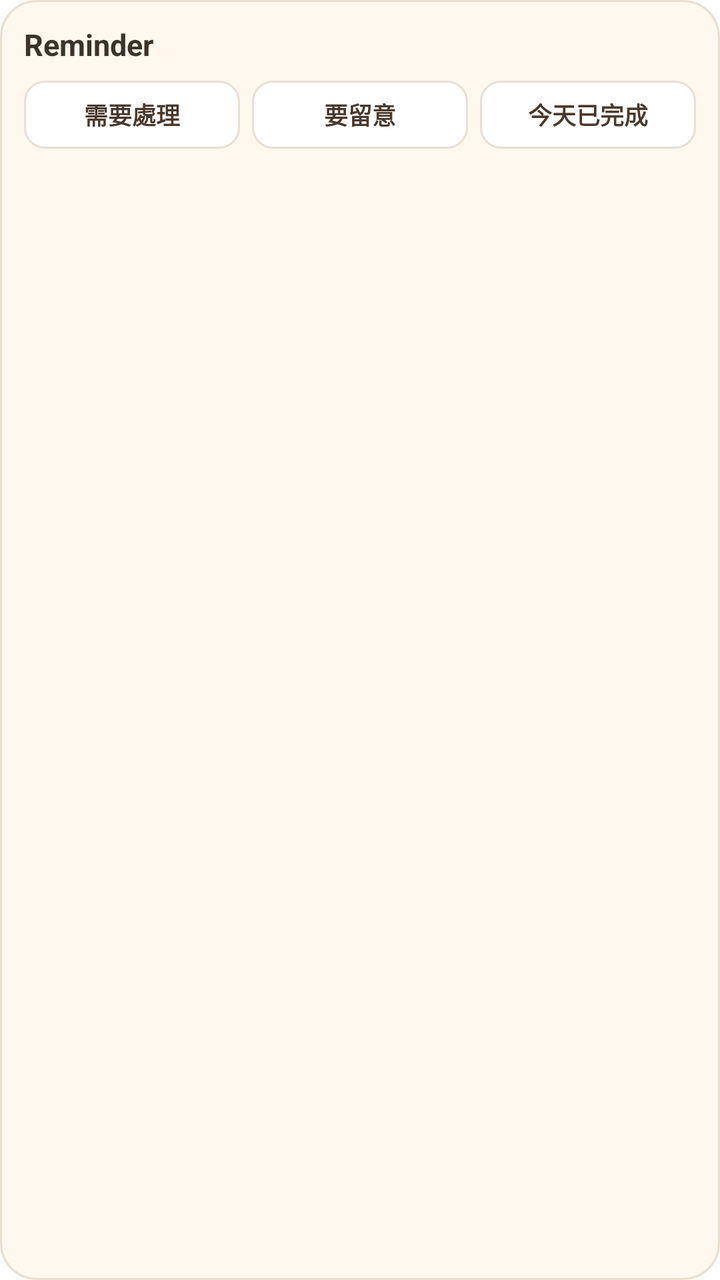
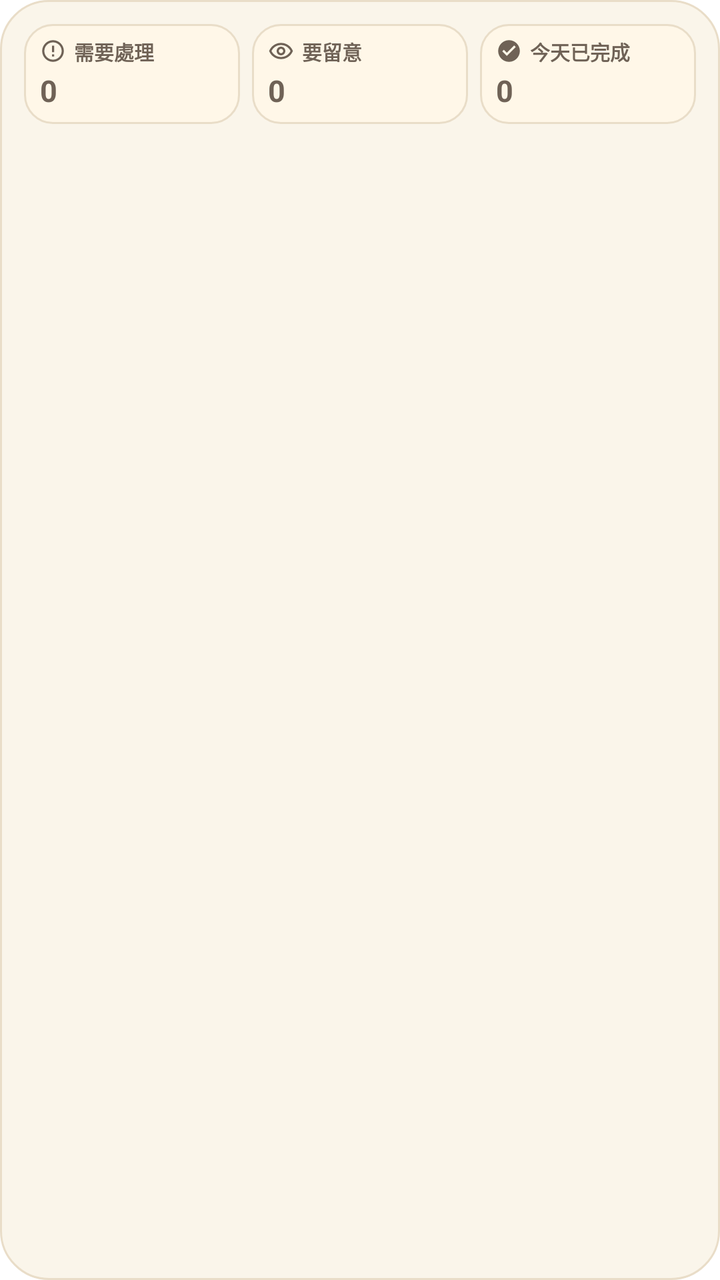

Screens rendered from an Android XML layout before and after an edit, with the pre-edit source and the edit as a unified diff.
<!-- AndroidManifest.xml: fallback theme Theme.MaterialComponents.DayNight.NoActionBar -->
<!-- res/layout/reminder_home_widget.xml -->
<?xml version="1.0" encoding="utf-8"?>
<LinearLayout xmlns:android="http://schemas.android.com/apk/res/android"
    android:id="@+id/widget_root"
    android:layout_width="match_parent"
    android:layout_height="match_parent"
    android:background="@drawable/reminder_home_widget_background"
    android:orientation="vertical"
    android:padding="12dp">

    <TextView
        android:id="@+id/widget_title"
        android:layout_width="match_parent"
        android:layout_height="wrap_content"
        android:ellipsize="end"
        android:maxLines="1"
        android:text="Reminder"
        android:textColor="#3E3328"
        android:textSize="15sp"
        android:textStyle="bold" />

    <LinearLayout
        android:id="@+id/widget_tabs"
        android:layout_width="match_parent"
        android:layout_height="34dp"
        android:layout_marginTop="8dp"
        android:orientation="horizontal">

        <TextView
            android:id="@+id/widget_tab_needs_handling"
            android:layout_width="0dp"
            android:layout_height="match_parent"
            android:layout_marginEnd="6dp"
            android:layout_weight="1"
            android:background="@drawable/reminder_home_widget_tab"
            android:ellipsize="end"
            android:gravity="center"
            android:maxLines="1"
            android:paddingLeft="6dp"
            android:paddingRight="6dp"
            android:text="需要處理"
            android:textColor="#4A392B"
            android:textSize="12sp"
            android:textStyle="bold" />

        <TextView
            android:id="@+id/widget_tab_attention"
            android:layout_width="0dp"
            android:layout_height="match_parent"
            android:layout_marginEnd="6dp"
            android:layout_weight="1"
            android:background="@drawable/reminder_home_widget_tab"
            android:ellipsize="end"
            android:gravity="center"
            android:maxLines="1"
            android:paddingLeft="6dp"
            android:paddingRight="6dp"
            android:text="要留意"
            android:textColor="#4A392B"
            android:textSize="12sp"
            android:textStyle="bold" />

        <TextView
            android:id="@+id/widget_tab_today_completed"
            android:layout_width="0dp"
            android:layout_height="match_parent"
            android:layout_weight="1"
            android:background="@drawable/reminder_home_widget_tab"
            android:ellipsize="end"
            android:gravity="center"
            android:maxLines="1"
            android:paddingLeft="6dp"
            android:paddingRight="6dp"
            android:text="今天已完成"
            android:textColor="#4A392B"
            android:textSize="12sp"
            android:textStyle="bold" />
    </LinearLayout>

    <LinearLayout
        android:id="@+id/widget_rows"
        android:layout_width="match_parent"
        android:layout_height="0dp"
        android:layout_marginTop="8dp"
        android:layout_weight="1"
        android:orientation="vertical" />

    <LinearLayout
        android:id="@+id/widget_fallback"
        android:layout_width="match_parent"
        android:layout_height="0dp"
        android:layout_marginTop="8dp"
        android:layout_weight="1"
        android:gravity="center"
        android:orientation="vertical"
        android:visibility="gone">

        <TextView
            android:id="@+id/widget_fallback_title"
            android:layout_width="match_parent"
            android:layout_height="wrap_content"
            android:gravity="center"
            android:text="尚未有 widget 資料"
            android:textColor="#4A392B"
            android:textSize="14sp"
            android:textStyle="bold" />

        <TextView
            android:id="@+id/widget_fallback_body"
            android:layout_width="match_parent"
            android:layout_height="wrap_content"
            android:layout_marginTop="4dp"
            android:gravity="center"
            android:text="打開 app 以更新主畫面 widget。"
            android:textColor="#7A6A5D"
            android:textSize="12sp" />

        <TextView
            android:id="@+id/widget_fallback_button"
            android:layout_width="wrap_content"
            android:layout_height="32dp"
            android:layout_marginTop="10dp"
            android:background="@drawable/reminder_home_widget_action_background"
            android:gravity="center"
            android:paddingLeft="14dp"
            android:paddingRight="14dp"
            android:text="打開 app"
            android:textColor="#FFFFFF"
            android:textSize="12sp"
            android:textStyle="bold" />
    </LinearLayout>
</LinearLayout>
<!-- resources referenced by this layout -->
<resources>
  <!-- drawable reminder_home_widget_action_background (drawable) -->
  <?xml version="1.0" encoding="utf-8"?>
  <shape xmlns:android="http://schemas.android.com/apk/res/android">
      <solid android:color="#2F6F5E" />
      <corners android:radius="10dp" />
  </shape>
  <!-- drawable reminder_home_widget_background (drawable) -->
  <?xml version="1.0" encoding="utf-8"?>
  <shape xmlns:android="http://schemas.android.com/apk/res/android">
      <solid android:color="#FFF8EE" />
      <corners android:radius="18dp" />
      <stroke
          android:width="1dp"
          android:color="#E9DDCC" />
  </shape>
  <!-- drawable reminder_home_widget_tab (drawable) -->
  <?xml version="1.0" encoding="utf-8"?>
  <shape xmlns:android="http://schemas.android.com/apk/res/android">
      <solid android:color="#FFFFFF" />
      <corners android:radius="10dp" />
      <stroke
          android:width="1dp"
          android:color="#E8DED2" />
  </shape>
</resources>

<!-- the commit's change to res/layout/reminder_home_widget.xml (unified diff, before → after) -->
@@ -7,73 +7,163 @@
     android:orientation="vertical"
     android:padding="12dp">
 
-    <TextView
-        android:id="@+id/widget_title"
-        android:layout_width="match_parent"
-        android:layout_height="wrap_content"
-        android:ellipsize="end"
-        android:maxLines="1"
-        android:text="Reminder"
-        android:textColor="#3E3328"
-        android:textSize="15sp"
-        android:textStyle="bold" />
-
     <LinearLayout
         android:id="@+id/widget_tabs"
         android:layout_width="match_parent"
-        android:layout_height="34dp"
-        android:layout_marginTop="8dp"
+        android:layout_height="50dp"
         android:orientation="horizontal">
 
-        <TextView
+        <LinearLayout
             android:id="@+id/widget_tab_needs_handling"
             android:layout_width="0dp"
             android:layout_height="match_parent"
             android:layout_marginEnd="6dp"
             android:layout_weight="1"
             android:background="@drawable/reminder_home_widget_tab"
-            android:ellipsize="end"
-            android:gravity="center"
-            android:maxLines="1"
-            android:paddingLeft="6dp"
-            android:paddingRight="6dp"
-            android:text="需要處理"
-            android:textColor="#4A392B"
-            android:textSize="12sp"
-            android:textStyle="bold" />
-
-        <TextView
+            android:gravity="center_vertical"
+            android:orientation="vertical"
+            android:paddingLeft="8dp"
+            android:paddingRight="8dp">
+
+            <LinearLayout
+                android:layout_width="match_parent"
+                android:layout_height="wrap_content"
+                android:gravity="center_vertical"
+                android:orientation="horizontal">
+
+                <ImageView
+                    android:id="@+id/widget_tab_needs_handling_icon"
+                    android:layout_width="13dp"
+                    android:layout_height="13dp"
+                    android:src="@drawable/reminder_home_widget_ic_warning" />
+
+                <TextView
+                    android:id="@+id/widget_tab_needs_handling_label"
+                    android:layout_width="0dp"
+                    android:layout_height="wrap_content"
+                    android:layout_marginStart="4dp"
+                    android:layout_weight="1"
+                    android:ellipsize="end"
+                    android:maxLines="1"
+                    android:text="需要處理"
+                    android:textColor="#6F6256"
+                    android:textSize="10sp"
+                    android:textStyle="bold" />
+            </LinearLayout>
+
+            <TextView
+                android:id="@+id/widget_tab_needs_handling_count"
+                android:layout_width="match_parent"
+                android:layout_height="wrap_content"
+                android:layout_marginTop="2dp"
+                android:ellipsize="end"
+                android:maxLines="1"
+                android:text="0"
+                android:textColor="#6F6256"
+                android:textSize="15sp"
+                android:textStyle="bold" />
+        </LinearLayout>
+
+        <LinearLayout
             android:id="@+id/widget_tab_attention"
             android:layout_width="0dp"
             android:layout_height="match_parent"
             android:layout_marginEnd="6dp"
             android:layout_weight="1"
             android:background="@drawable/reminder_home_widget_tab"
-            android:ellipsize="end"
-            android:gravity="center"
-            android:maxLines="1"
-            android:paddingLeft="6dp"
-            android:paddingRight="6dp"
-            android:text="要留意"
-            android:textColor="#4A392B"
-            android:textSize="12sp"
-            android:textStyle="bold" />
-
-        <TextView
+            android:gravity="center_vertical"
+            android:orientation="vertical"
+            android:paddingLeft="8dp"
+            android:paddingRight="8dp">
+
+            <LinearLayout
+                android:layout_width="match_parent"
+                android:layout_height="wrap_content"
+                android:gravity="center_vertical"
+                android:orientation="horizontal">
+
+                <ImageView
+                    android:id="@+id/widget_tab_attention_icon"
+                    android:layout_width="13dp"
+                    android:layout_height="13dp"
+                    android:src="@drawable/reminder_home_widget_ic_eye" />
+
+                <TextView
+                    android:id="@+id/widget_tab_attention_label"
+                    android:layout_width="0dp"
+                    android:layout_height="wrap_content"
+                    android:layout_marginStart="4dp"
+                    android:layout_weight="1"
+                    android:ellipsize="end"
+                    android:maxLines="1"
+                    android:text="要留意"
+                    android:textColor="#6F6256"
+                    android:textSize="10sp"
+                    android:textStyle="bold" />
+            </LinearLayout>
+
+            <TextView
+                android:id="@+id/widget_tab_attention_count"
+                android:layout_width="match_parent"
+                android:layout_height="wrap_content"
+                android:layout_marginTop="2dp"
+                android:ellipsize="end"
+                android:maxLines="1"
+                android:text="0"
+                android:textColor="#6F6256"
+                android:textSize="15sp"
+                android:textStyle="bold" />
+        </LinearLayout>
+
+        <LinearLayout
             android:id="@+id/widget_tab_today_completed"
             android:layout_width="0dp"
             android:layout_height="match_parent"
             android:layout_weight="1"
             android:background="@drawable/reminder_home_widget_tab"
-            android:ellipsize="end"
-            android:gravity="center"
-            android:maxLines="1"
-            android:paddingLeft="6dp"
-            android:paddingRight="6dp"
-            android:text="今天已完成"
-            android:textColor="#4A392B"
-            android:textSize="12sp"
-            android:textStyle="bold" />
+            android:gravity="center_vertical"
+            android:orientation="vertical"
+            android:paddingLeft="8dp"
+            android:paddingRight="8dp">
+
+            <LinearLayout
+                android:layout_width="match_parent"
+                android:layout_height="wrap_content"
+                android:gravity="center_vertical"
+                android:orientation="horizontal">
+
+                <ImageView
+                    android:id="@+id/widget_tab_today_completed_icon"
+                    android:layout_width="13dp"
+                    android:layout_height="13dp"
+                    android:src="@drawable/reminder_home_widget_ic_check_circle" />
+
+                <TextView
+                    android:id="@+id/widget_tab_today_completed_label"
+                    android:layout_width="0dp"
+                    android:layout_height="wrap_content"
+                    android:layout_marginStart="4dp"
+                    android:layout_weight="1"
+                    android:ellipsize="end"
+                    android:maxLines="1"
+                    android:text="今天已完成"
+                    android:textColor="#6F6256"
+                    android:textSize="10sp"
+                    android:textStyle="bold" />
+            </LinearLayout>
+
+            <TextView
+                android:id="@+id/widget_tab_today_completed_count"
+                android:layout_width="match_parent"
+                android:layout_height="wrap_content"
+                android:layout_marginTop="2dp"
+                android:ellipsize="end"
+                android:maxLines="1"
+                android:text="0"
+                android:textColor="#6F6256"
+                android:textSize="15sp"
+                android:textStyle="bold" />
+        </LinearLayout>
     </LinearLayout>
 
     <LinearLayout
@@ -90,18 +180,27 @@
         android:layout_height="0dp"
         android:layout_marginTop="8dp"
         android:layout_weight="1"
+        android:background="@drawable/reminder_home_widget_fallback_background"
         android:gravity="center"
         android:orientation="vertical"
+        android:padding="14dp"
         android:visibility="gone">
+
+        <ImageView
+            android:layout_width="22dp"
+            android:layout_height="22dp"
+            android:src="@drawable/reminder_home_widget_ic_warning"
+            android:tint="#D9852B" />
 
         <TextView
             android:id="@+id/widget_fallback_title"
             android:layout_width="match_parent"
             android:layout_height="wrap_content"
+            android:layout_marginTop="8dp"
             android:gravity="center"
             android:text="尚未有 widget 資料"
-            android:textColor="#4A392B"
-            android:textSize="14sp"
+            android:textColor="#2F241D"
+            android:textSize="15sp"
             android:textStyle="bold" />
 
         <TextView
@@ -111,21 +210,21 @@
             android:layout_marginTop="4dp"
             android:gravity="center"
             android:text="打開 app 以更新主畫面 widget。"
-            android:textColor="#7A6A5D"
+            android:textColor="#6F6256"
             android:textSize="12sp" />
 
         <TextView
             android:id="@+id/widget_fallback_button"
             android:layout_width="wrap_content"
-            android:layout_height="32dp"
-            android:layout_marginTop="10dp"
-            android:background="@drawable/reminder_home_widget_action_background"
+            android:layout_height="36dp"
+            android:layout_marginTop="12dp"
+            android:background="@drawable/reminder_home_widget_fallback_button"
             android:gravity="center"
-            android:paddingLeft="14dp"
-            android:paddingRight="14dp"
+            android:paddingLeft="16dp"
+            android:paddingRight="16dp"
             android:text="打開 app"
-            android:textColor="#FFFFFF"
-            android:textSize="12sp"
+            android:textColor="#B86712"
+            android:textSize="13sp"
             android:textStyle="bold" />
     </LinearLayout>
 </LinearLayout>
<!-- resource entries referenced after the edit -->
@@ -1,28 +1,73 @@
 <!-- resources referenced by this layout -->
 <resources>
-  <!-- drawable reminder_home_widget_action_background (drawable) -->
-  <?xml version="1.0" encoding="utf-8"?>
-  <shape xmlns:android="http://schemas.android.com/apk/res/android">
-      <solid android:color="#2F6F5E" />
-      <corners android:radius="10dp" />
-  </shape>
   <!-- drawable reminder_home_widget_background (drawable) -->
   <?xml version="1.0" encoding="utf-8"?>
   <shape xmlns:android="http://schemas.android.com/apk/res/android">
-      <solid android:color="#FFF8EE" />
-      <corners android:radius="18dp" />
+      <solid android:color="#FAF5EA" />
+      <corners android:radius="24dp" />
       <stroke
           android:width="1dp"
-          android:color="#E9DDCC" />
+          android:color="#E9DDC8" />
   </shape>
+  <!-- drawable reminder_home_widget_fallback_background (drawable) -->
+  <?xml version="1.0" encoding="utf-8"?>
+  <shape xmlns:android="http://schemas.android.com/apk/res/android">
+      <solid android:color="#FFFDF8" />
+      <corners android:radius="20dp" />
+      <stroke
+          android:width="1dp"
+          android:color="#E9DDC8" />
+  </shape>
+  <!-- drawable reminder_home_widget_fallback_button (drawable) -->
+  <?xml version="1.0" encoding="utf-8"?>
+  <shape xmlns:android="http://schemas.android.com/apk/res/android">
+      <solid android:color="#FFE8BC" />
+      <corners android:radius="14dp" />
+      <stroke
+          android:width="1dp"
+          android:color="#E6B86C" />
+  </shape>
+  <!-- drawable reminder_home_widget_ic_check_circle (drawable) -->
+  <?xml version="1.0" encoding="utf-8"?>
+  <vector xmlns:android="http://schemas.android.com/apk/res/android"
+      android:width="24dp"
+      android:height="24dp"
+      android:viewportWidth="24"
+      android:viewportHeight="24">
+      <path
+          android:fillColor="#6F6256"
+          android:pathData="M12,2C6.48,2 2,6.48 2,12C2,17.52 6.48,22 12,22C17.52,22 22,17.52 22,12C22,6.48 17.52,2 12,2ZM10,16.5L5.8,12.3L7.21,10.89L10,13.67L16.79,6.88L18.2,8.3L10,16.5Z" />
+  </vector>
+  <!-- drawable reminder_home_widget_ic_eye (drawable) -->
+  <?xml version="1.0" encoding="utf-8"?>
+  <vector xmlns:android="http://schemas.android.com/apk/res/android"
+      android:width="24dp"
+      android:height="24dp"
+      android:viewportWidth="24"
+      android:viewportHeight="24">
+      <path
+          android:fillColor="#6F6256"
+          android:pathData="M12,4.5C7,4.5 2.73,7.61 1,12C2.73,16.39 7,19.5 12,19.5C17,19.5 21.27,16.39 23,12C21.27,7.61 17,4.5 12,4.5ZM12,17.5C8.15,17.5 4.8,15.34 3.24,12C4.8,8.66 8.15,6.5 12,6.5C15.85,6.5 19.2,8.66 20.76,12C19.2,15.34 15.85,17.5 12,17.5ZM12,8C9.79,8 8,9.79 8,12C8,14.21 9.79,16 12,16C14.21,16 16,14.21 16,12C16,9.79 14.21,8 12,8ZM12,14C10.9,14 10,13.1 10,12C10,10.9 10.9,10 12,10C13.1,10 14,10.9 14,12C14,13.1 13.1,14 12,14Z" />
+  </vector>
+  <!-- drawable reminder_home_widget_ic_warning (drawable) -->
+  <?xml version="1.0" encoding="utf-8"?>
+  <vector xmlns:android="http://schemas.android.com/apk/res/android"
+      android:width="24dp"
+      android:height="24dp"
+      android:viewportWidth="24"
+      android:viewportHeight="24">
+      <path
+          android:fillColor="#6F6256"
+          android:pathData="M11,13H13V7H11V13ZM11,17H13V15H11V17ZM12,2C6.48,2 2,6.48 2,12C2,17.52 6.48,22 12,22C17.52,22 22,17.52 22,12C22,6.48 17.52,2 12,2ZM12,20C7.59,20 4,16.41 4,12C4,7.59 7.59,4 12,4C16.41,4 20,7.59 20,12C20,16.41 16.41,20 12,20Z" />
+  </vector>
   <!-- drawable reminder_home_widget_tab (drawable) -->
   <?xml version="1.0" encoding="utf-8"?>
   <shape xmlns:android="http://schemas.android.com/apk/res/android">
-      <solid android:color="#FFFFFF" />
-      <corners android:radius="10dp" />
+      <solid android:color="#FFF7E8" />
+      <corners android:radius="14dp" />
       <stroke
           android:width="1dp"
-          android:color="#E8DED2" />
+          android:color="#E9DDC8" />
   </shape>
 </resources>
 
